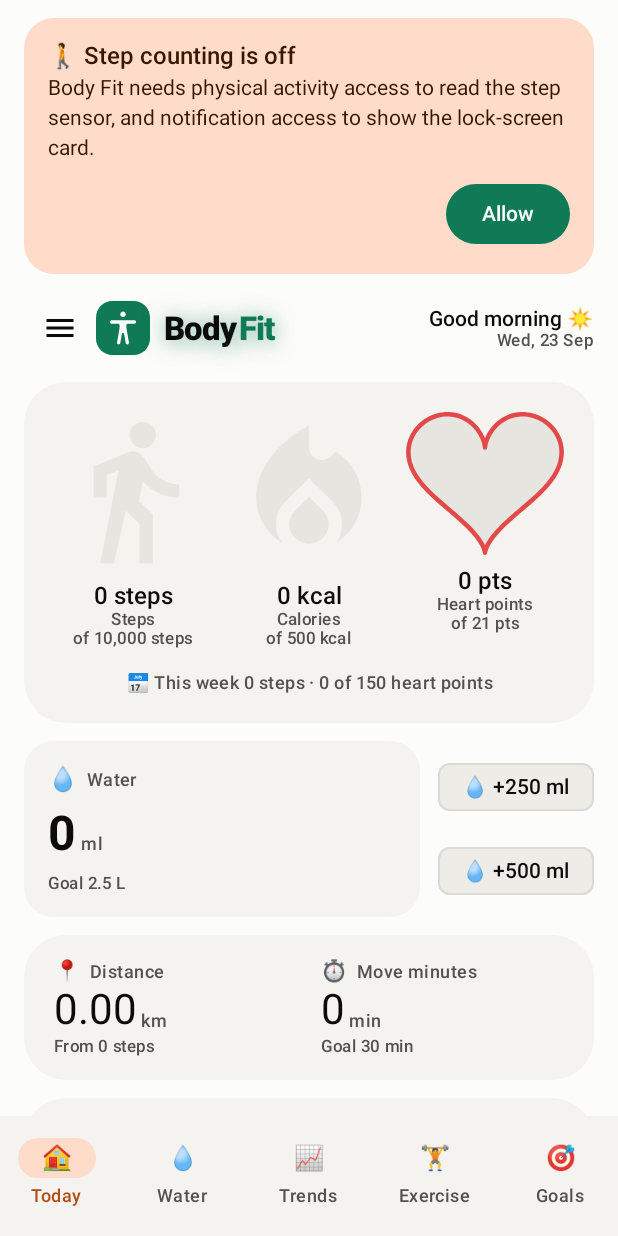
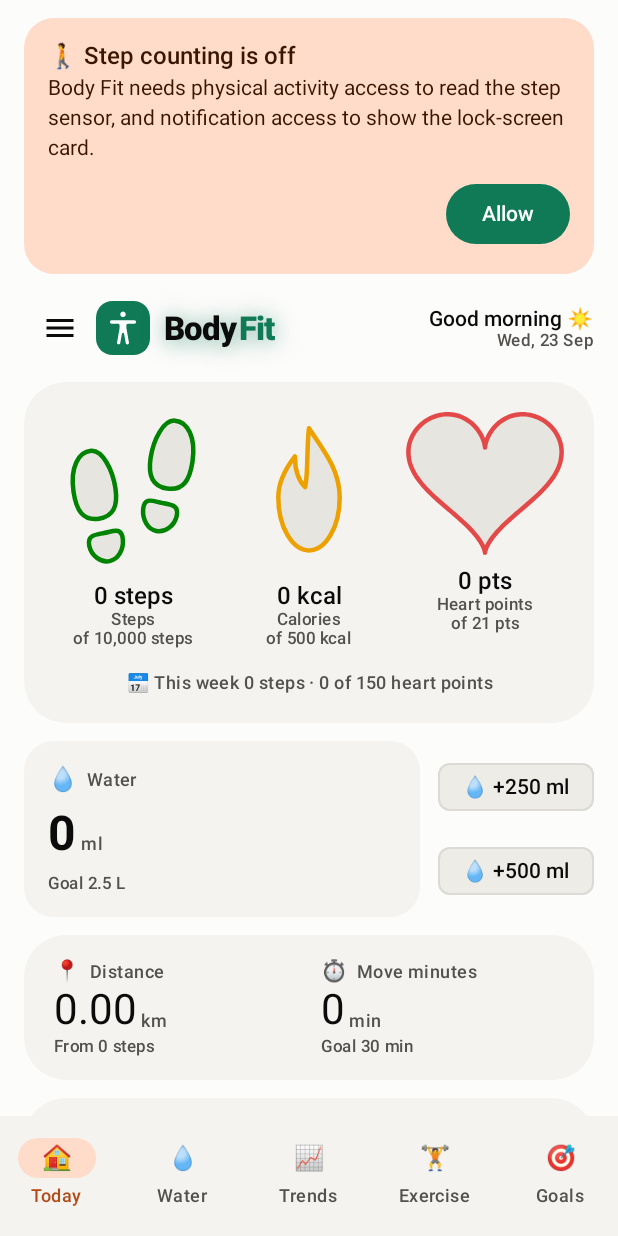
Before and after one commit to shashi-hans/bodyfit, an Android app built with Jetpack Compose: the composable BodyFitAppScreen shown on its own in the app's theme, on a phone screen of 412 x 824 dp. Run offline under Robolectric (Android 15) with nearby library versions, the light colour scheme and no system bars; our stand-ins replace Room's generated code.

Commit message:
feat(ui): footprints for steps, and an outline on every emblem
Steps take footprints rather than a walking figure, matching the icon
they already use everywhere else.

All three emblems become paths so each can be stroked in its own colour.
Drawn as rendered vectors they could be filled but not outlined, and an
almost-empty one was then a grey blank saying nothing about its metric.
The heart is generated from its curve; the footprints carry the same
path data as ic_footsteps, and a flame is drawn in ic_flame for this,
so the emblem on the card and the icon elsewhere are one shape.

```diff
--- a/app/src/main/java/app/bodyfit/ui/Metric.kt
+++ b/app/src/main/java/app/bodyfit/ui/Metric.kt
@@ -2,7 +2,6 @@ package app.bodyfit.ui
 
 import androidx.annotation.DrawableRes
 import androidx.compose.material.icons.Icons
-import androidx.compose.material.icons.filled.DirectionsWalk
 import androidx.compose.material.icons.filled.LocalFireDepartment
 import androidx.compose.material.icons.filled.MonitorHeart
 import androidx.compose.material.icons.filled.Place
@@ -16,6 +15,7 @@ import app.bodyfit.data.HourlyRecord
 import app.bodyfit.data.UserSettings
 import app.bodyfit.data.Volume
 import app.bodyfit.sensor.Metrics
+import app.bodyfit.ui.components.Emblem
 import app.bodyfit.ui.theme.VizColors
 import java.util.Locale
 
@@ -122,18 +122,16 @@ enum class Metric(
         }
 
     /**
-     * The emblem that fills on the Today screen to show progress.
+     * The shape that fills on the Today screen to show progress.
      *
-     * Null means the heart, which is drawn from a path rather than an asset so it can be
-     * stroked as an outline. Heart points keep it, where it now says what it measures
-     * rather than standing in for every metric at once.
+     * Heart points keep the heart, where it says what it measures rather than standing in
+     * for every metric at once. Steps get footprints and calories a flame.
      */
-    val fillShape: ImageVector?
+    val emblem: Emblem
         get() = when (this) {
-            STEPS -> Icons.Filled.DirectionsWalk
-            CALORIES -> Icons.Filled.LocalFireDepartment
-            HEART_POINTS -> null
-            else -> vector
+            CALORIES -> Emblem.CALORIES
+            HEART_POINTS -> Emblem.HEART_POINTS
+            else -> Emblem.STEPS
         }
 
     fun color(viz: VizColors): Color = when (this) {
--- /dev/null
+++ b/app/src/main/java/app/bodyfit/ui/components/Emblems.kt
@@ -0,0 +1,84 @@
+package app.bodyfit.ui.components
+
+import androidx.compose.ui.geometry.Size
+import androidx.compose.ui.graphics.Path
+import androidx.compose.ui.graphics.asAndroidPath
+import androidx.compose.ui.graphics.vector.PathParser
+
+/**
+ * The shapes the Today screen fills to show progress.
+ *
+ * Each is a path rather than a rendered vector, because the screen strokes them as
+ * outlines as well as filling them, and a stroke needs geometry. The two icon-derived ones
+ * carry the same path data as their drawables, so the emblem on the card and the icon
+ * everywhere else are the same shape.
+ */
+enum class Emblem {
+    STEPS,
+    CALORIES,
+    HEART_POINTS,
+}
+
+/**
+ * Path data lifted from the drawables of the same name, in their 24x24 viewport.
+ *
+ * Duplicated from the XML rather than parsed out of it at runtime: an `AnimatedVectorDrawable`
+ * cannot be read back as geometry, and a parser for the resource format would be far more
+ * code than the two strings it would save. The comment in each drawable says the same.
+ */
+private const val VIEWPORT = 24f
+
+private val FOOTSTEPS_DATA = listOf(
+    "M9.24951 11.5487c0.432735 2.87934 -0.36004 4.45359 -2.59887 4.78465c-2.48786 0.367899 " +
+        "-3.51297 -1.2987 -3.9457 -4.17803c-0.582056 -3.87448 0.785899 -6.28424 2.7364 -6.43946" +
+        "C7.21649 5.57491 8.81629 8.66988 9.24951 11.5487",
+    "M10.4112 19.5398c0.153741 1.63467 -0.729903 3.1603 -2.06298 3.42161c-1.34585 0.263276 " +
+        "-2.88376 -0.804073 -3.19713 -2.41615s0.871856 -1.69754 2.3243 -1.97506s2.75015 " +
+        "-1.00202 2.93582 0.969603",
+    "M14.7508 6.83284c-0.432735 2.87934 0.36004 4.45359 2.59838 4.78465c2.48835 0.367899 " +
+        "3.51297 -1.2987 3.9457 -4.17803c0.582547 -3.87497 -0.785899 -6.298 -2.73591 -6.43946" +
+        "c-1.78792 -0.129673 -3.37494 2.95351 -3.80817 5.83284",
+    "M13.5891 14.8244c-0.153741 1.63418 0.729903 3.1603 2.06298 3.42161c1.34585 0.263276 " +
+        "2.88376 -0.804073 3.19713 -2.41615s-0.871856 -1.69754 -2.3243 -1.97555s-2.75015 " +
+        "-1.00202 -2.93582 0.970094",
+)
+
+private val FLAME_DATA = listOf(
+    "M12 2.2C14.2 5.6 16.8 8.6 16.8 13C16.8 17.6 14.6 21.3 12 21.3C9.4 21.3 7.2 17.6 7.2 13" +
+        "C7.2 10.4 8.4 8.4 9.8 6.6C9.8 8.8 10.4 10.4 11.4 11.4C11.9 9 11.6 5.4 12 2.2Z",
+)
+
+/** Parsed once: the parser is not cheap and the shapes never change. */
+private val PARSED: Map<Emblem, Path> = mapOf(
+    Emblem.STEPS to combine(FOOTSTEPS_DATA),
+    Emblem.CALORIES to combine(FLAME_DATA),
+)
+
+private fun combine(data: List<String>): Path {
+    val path = Path()
+    data.forEach { path.addPath(PathParser().parsePathString(it).toPath()) }
+    return path
+}
+
+/**
+ * [emblem] scaled to fit [box], inset by [inset] so a stroke centred on the path is not
+ * clipped by the canvas edge.
+ *
+ * Returns null for the heart, which is generated rather than parsed and has its own
+ * builder.
+ */
+fun emblemPath(emblem: Emblem, box: Size, inset: Float): Path? {
+    val source = PARSED[emblem] ?: return null
+    val scale = minOf((box.width - inset) / VIEWPORT, (box.height - inset) / VIEWPORT)
+    val matrix = android.graphics.Matrix().apply {
+        setScale(scale, scale)
+        postTranslate(
+            (box.width - VIEWPORT * scale) / 2f,
+            (box.height - VIEWPORT * scale) / 2f,
+        )
+    }
+    // Copied before transforming: the parsed path is shared and must stay in its own units.
+    val out = Path().apply { addPath(source) }
+    out.asAndroidPath().transform(matrix)
+    return out
+}
--- a/app/src/main/java/app/bodyfit/ui/components/HeartGauge.kt
+++ b/app/src/main/java/app/bodyfit/ui/components/HeartGauge.kt
@@ -23,10 +23,7 @@ import androidx.compose.ui.graphics.Color
 import androidx.compose.ui.graphics.Path
 import androidx.compose.ui.graphics.StrokeJoin
 import androidx.compose.ui.graphics.drawscope.Stroke
-import androidx.compose.ui.graphics.ColorFilter
 import androidx.compose.ui.graphics.drawscope.clipPath
-import androidx.compose.ui.graphics.drawscope.clipRect
-import androidx.compose.ui.graphics.vector.rememberVectorPainter
 import androidx.compose.ui.graphics.vector.ImageVector
 import androidx.compose.ui.text.style.TextOverflow
 import androidx.compose.ui.unit.Dp
@@ -43,11 +40,8 @@ data class GaugeArc(
     @DrawableRes val iconRes: Int? = null,
     /** Drawn in [color] where present, which an emoji cannot be. */
     val vector: ImageVector? = null,
-    /**
-     * The emblem that fills to show progress. Null falls back to the heart, which is drawn
-     * from a path rather than an asset so it can carry an outline.
-     */
-    val shape: ImageVector? = null,
+    /** The shape that fills to show progress. */
+    val emblem: Emblem = Emblem.HEART_POINTS,
     val label: String,
     val value: String,
     /** Printed under the value, in place of a percentage. */
@@ -127,12 +121,11 @@ fun HeartGauge(
 }
 
 /**
- * One metric's emblem, filling from the bottom.
+ * One metric's emblem, outlined in its colour and filling from the bottom.
  *
- * The heart is drawn from its own path so it can be stroked as an outline. The others are
- * vector assets, which are filled by painting the same icon twice, once dim and once in
- * the metric's colour clipped to the level. That way any icon can become a gauge without
- * first being rewritten as a path.
+ * Every emblem is a path, so all three are treated alike: filled to the level, then
+ * stroked. Drawing them as vector assets would have been less code but could not carry an
+ * outline, and an empty shape would then be a grey blank saying nothing about its metric.
  */
 @Composable
 private fun FillingShape(
@@ -142,20 +135,27 @@ private fun FillingShape(
     outlineWidth: Dp,
     modifier: Modifier = Modifier,
 ) {
-    val painter = arc.shape?.let { rememberVectorPainter(it) }
-
     Canvas(
-        modifier = modifier.aspectRatio(if (painter == null) HEART_ASPECT else 1f),
+        modifier = modifier.aspectRatio(
+            if (arc.emblem == Emblem.HEART_POINTS) HEART_ASPECT else 1f,
+        ),
     ) {
-        if (painter == null) {
         val outline = outlineWidth.toPx()
+        val path = if (arc.emblem == Emblem.HEART_POINTS) {
             // The stroke straddles the path, so the shape is inset by half of it.
             val scale = minOf(
                 (size.width - outline) / HEART_WIDTH,
                 (size.height - outline) / HEART_HEIGHT,
             )
-            val path = heartPath(Offset(size.width / 2f, size.height / 2f), scale)
+            heartPath(Offset(size.width / 2f, size.height / 2f), scale)
+        } else {
+            emblemPath(arc.emblem, size, outline) ?: return@Canvas
+        }
+
         drawPath(path, trackColor)
+        // Clipping to the outline and filling a rectangle upward from the bottom is what
+        // makes the level follow the shape: the water line stays flat while the vessel
+        // around it narrows.
         clipPath(path) {
             val filled = size.height * progress
             drawRect(
@@ -164,24 +164,14 @@ private fun FillingShape(
                 size = Size(size.width, filled),
             )
         }
+        // Drawn last so it sits over the fill, and rounded at the joins: a heart's flanks
+        // meet at the point at an angle sharp enough for a mitre to shoot a spike past the
+        // shape, and the footprints have corners of their own.
         drawPath(
             path = path,
             color = arc.color,
             style = Stroke(width = outline, join = StrokeJoin.Round),
         )
-            return@Canvas
-        }
-
-        with(painter) {
-            draw(size, colorFilter = ColorFilter.tint(trackColor))
-        }
-        // Clipping the canvas rather than the icon is what makes the level cut straight
-        // across whatever the shape is, the way a liquid would sit in it.
-        clipRect(top = size.height * (1f - progress)) {
-            with(painter) {
-                draw(size, colorFilter = ColorFilter.tint(arc.color))
-            }
-        }
     }
 }
 
--- a/app/src/main/java/app/bodyfit/ui/screens/TodayScreen.kt
+++ b/app/src/main/java/app/bodyfit/ui/screens/TodayScreen.kt
@@ -100,7 +100,7 @@ fun TodayScreen(
                                 emoji = metric.emoji,
                                 iconRes = metric.iconRes,
                                 vector = metric.vector,
-                                shape = metric.fillShape,
+                                emblem = metric.emblem,
                                 label = metric.label,
                                 value = metric.formatWithUnit(metric.value(record, settings)),
                                 goalLabel = metric.formatWithUnit(metric.dailyGoal(settings)),
--- /dev/null
+++ b/app/src/main/res/drawable/ic_flame.xml
@@ -0,0 +1,15 @@
+<vector xmlns:android="http://schemas.android.com/apk/res/android"
+    android:width="24dp"
+    android:height="24dp"
+    android:viewportWidth="24"
+    android:viewportHeight="24"
+    android:tint="#FFFFFF">
+    <!--
+      Drawn here rather than taken from an icon set because the Today screen strokes its
+      emblems as outlines, which needs the path data, not a rendered vector. One closed
+      contour: a body that tapers to a point, with a notch on the left for the inner curl.
+    -->
+    <path
+        android:fillColor="#FFFFFF"
+        android:pathData="M12 2.2C14.2 5.6 16.8 8.6 16.8 13C16.8 17.6 14.6 21.3 12 21.3C9.4 21.3 7.2 17.6 7.2 13C7.2 10.4 8.4 8.4 9.8 6.6C9.8 8.8 10.4 10.4 11.4 11.4C11.9 9 11.6 5.4 12 2.2Z" />
+</vector>
```
Also changed, not shown: 1 other file. Lines whose indentation alone changed are shown as unchanged.
